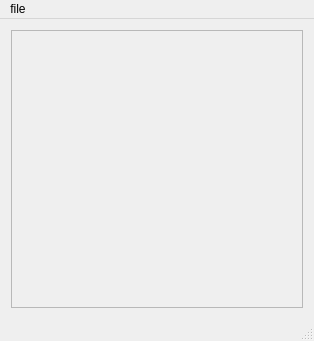
Before: the Qt Designer form codac/reports/dan_monitor/mainwindow.ui in AndreaRigoni/sdn-tests, drawn with Qt 5.
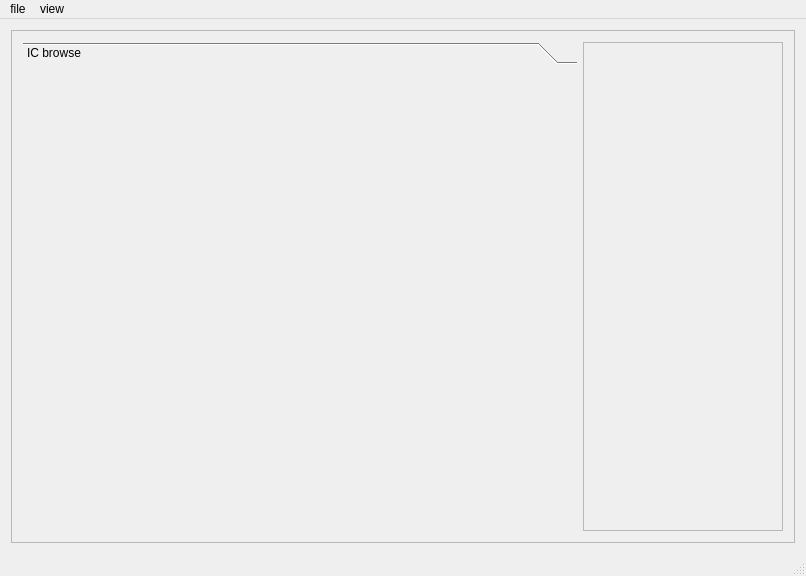
After: the same form once the commit is applied.

Patch:
```diff
--- a/codac/reports/dan_monitor/mainwindow.ui
+++ b/codac/reports/dan_monitor/mainwindow.ui
@@ -6,8 +6,8 @@
    <rect>
     <x>0</x>
     <y>0</y>
-    <width>314</width>
-    <height>341</height>
+    <width>806</width>
+    <height>576</height>
    </rect>
   </property>
   <property name="sizePolicy">
@@ -34,7 +34,7 @@
    </property>
    <layout class="QVBoxLayout" name="verticalLayout">
     <item>
-     <widget class="QFrame" name="frame">
+     <widget class="QFrame" name="workspace">
       <property name="sizePolicy">
        <sizepolicy hsizetype="Expanding" vsizetype="Expanding">
         <horstretch>0</horstretch>
@@ -47,6 +47,44 @@
       <property name="frameShadow">
        <enum>QFrame::Raised</enum>
       </property>
+      <layout class="QHBoxLayout" name="horizontalLayout">
+       <item>
+        <widget class="QToolBox" name="toolBox">
+         <property name="currentIndex">
+          <number>0</number>
+         </property>
+         <widget class="QWidget" name="ICBrowser">
+          <property name="geometry">
+           <rect>
+            <x>0</x>
+            <y>0</y>
+            <width>562</width>
+            <height>469</height>
+           </rect>
+          </property>
+          <attribute name="label">
+           <string>IC browse</string>
+          </attribute>
+         </widget>
+        </widget>
+       </item>
+       <item>
+        <widget class="QFrame" name="frame">
+         <property name="minimumSize">
+          <size>
+           <width>200</width>
+           <height>200</height>
+          </size>
+         </property>
+         <property name="frameShape">
+          <enum>QFrame::StyledPanel</enum>
+         </property>
+         <property name="frameShadow">
+          <enum>QFrame::Raised</enum>
+         </property>
+        </widget>
+       </item>
+      </layout>
      </widget>
     </item>
    </layout>
@@ -56,7 +94,7 @@
     <rect>
      <x>0</x>
      <y>0</y>
-     <width>314</width>
+     <width>806</width>
      <height>19</height>
     </rect>
    </property>
@@ -66,7 +104,15 @@
     </property>
     <addaction name="actionquit"/>
    </widget>
+   <widget class="QMenu" name="menuview">
+    <property name="title">
+     <string>view</string>
+    </property>
+    <addaction name="actioncpu_load"/>
+    <addaction name="actionstremers_throughput"/>
+   </widget>
    <addaction name="menufile"/>
+   <addaction name="menuview"/>
   </widget>
   <widget class="QStatusBar" name="statusBar"/>
   <action name="actionquit">
```
Left out of the diff: 20 changed lines with no effect on the pictures.
